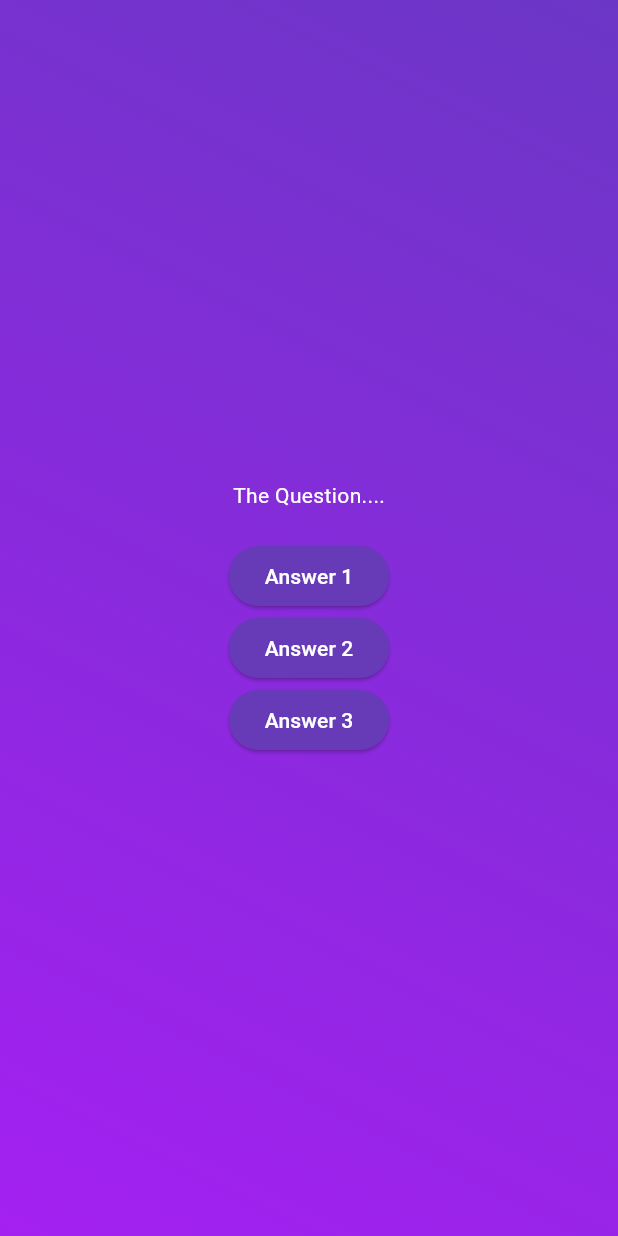
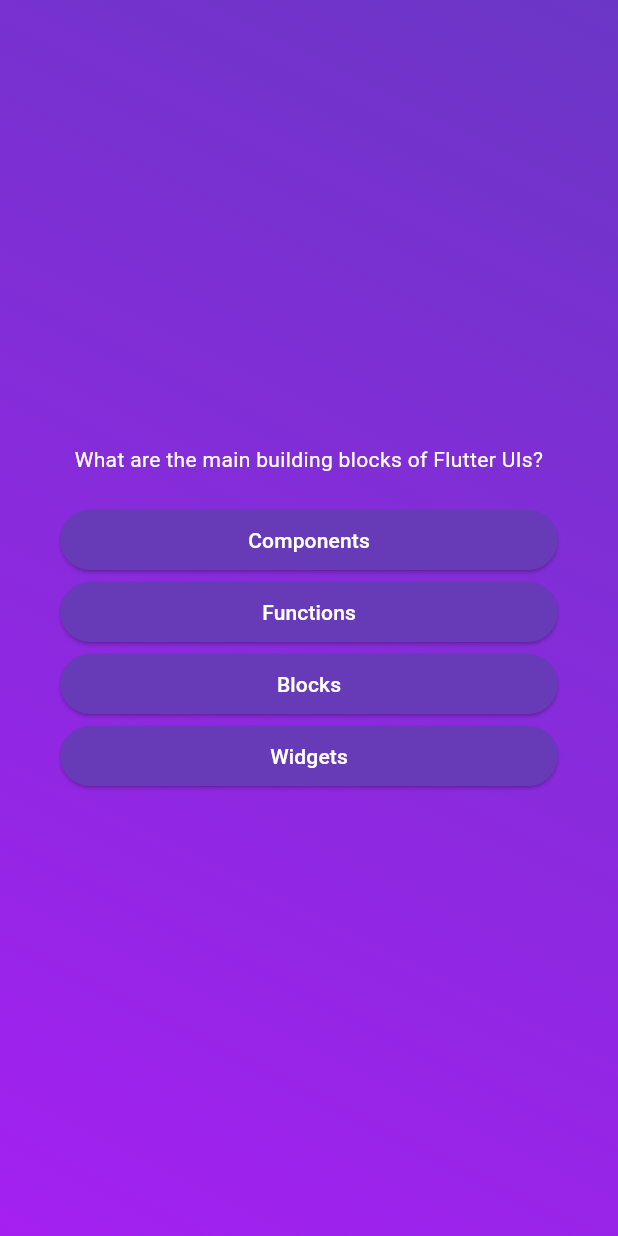
Before and after one commit to saikatcodec/Quiz_App, a Flutter app: the screen it shows after launch, after a tap on "Start Quiz", on a phone screen of 412 x 824 dp. Run offline on Flutter 3.47's test engine with Material 3 defaults, Android fonts, the phone set to English and light mode, and no system bars.

Commit message:
add quiz on the screen

```diff
--- a/lib/models/question.dart
+++ b/lib/models/question.dart
@@ -3,4 +3,10 @@ class QuizQuestion {
   final List<String> answers;
 
   const QuizQuestion(this.text, this.answers);
+
+  List<String> getShuffleAnswers() {
+    final shuffleAnswers = List.of(answers);
+    shuffleAnswers.shuffle();
+    return shuffleAnswers;
+  }
 }
--- a/lib/questions_screen.dart
+++ b/lib/questions_screen.dart
@@ -1,5 +1,7 @@
 import 'package:flutter/material.dart';
+
 import 'package:quiz_app/answer_button.dart';
+import 'package:quiz_app/data/questions.dart';
 
 class QuestionsScreen extends StatefulWidget {
   const QuestionsScreen({super.key});
@@ -11,24 +13,44 @@ class QuestionsScreen extends StatefulWidget {
 }
 
 class _QuestionsScreenState extends State<QuestionsScreen> {
+  var crntQuestionIndx = 0;
+
+  void answerTap() {
+    setState(() {
+      crntQuestionIndx++;
+    });
+  }
+
   @override
   Widget build(context) {
+    final question = questions[crntQuestionIndx];
+
     return SizedBox(
       width: double.infinity,
+      child: Container(
+        margin: const EdgeInsets.all(40),
         child: Column(
           mainAxisAlignment: MainAxisAlignment.center,
+          crossAxisAlignment: CrossAxisAlignment.stretch,
           children: [
-          const Text(
-            'The Question....',
-            style: TextStyle(
+            Text(
+              question.text,
+              style: const TextStyle(
                 color: Colors.white,
               ),
+              textAlign: TextAlign.center,
             ),
             const SizedBox(height: 20),
-          AnswerButton(name: 'Answer 1', onTap: () {}),
-          AnswerButton(name: 'Answer 2', onTap: () {}),
-          AnswerButton(name: 'Answer 3', onTap: () {}),
+            ...question.getShuffleAnswers().map(
+              (answer) {
+                return AnswerButton(
+                  name: answer,
+                  onTap: answerTap,
+                );
+              },
+            ),
           ],
+        ),
       ),
     );
   }
```
Lines whose indentation alone changed are shown as unchanged.
